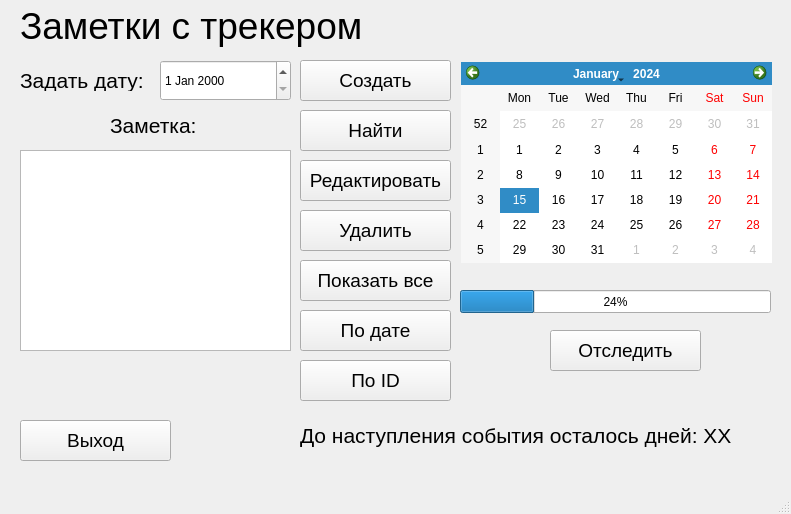
Qt form tracker.ui (Garde2/py_notes) before a commit.
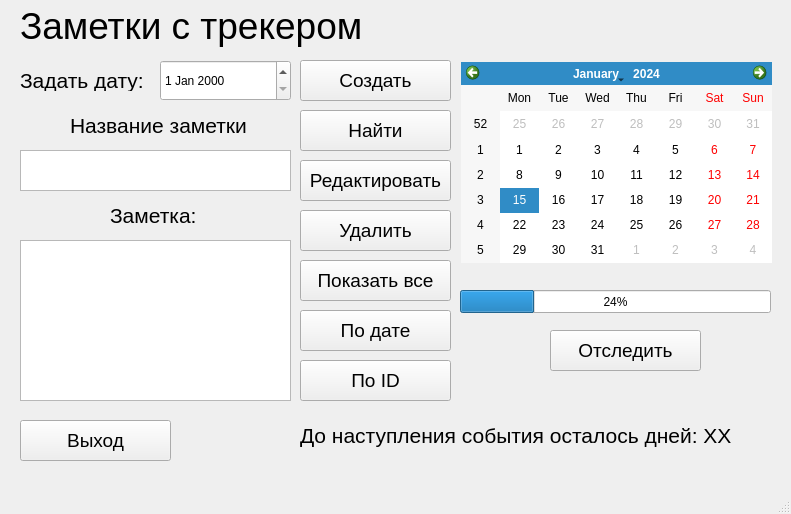
The same form after that commit.

The edit to the form file:
```diff
--- a/tracker.ui
+++ b/tracker.ui
@@ -59,9 +59,9 @@
     <property name="geometry">
      <rect>
       <x>20</x>
-      <y>150</y>
+      <y>240</y>
       <width>271</width>
-      <height>201</height>
+      <height>161</height>
      </rect>
     </property>
    </widget>
@@ -69,7 +69,7 @@
     <property name="geometry">
      <rect>
       <x>110</x>
-      <y>110</y>
+      <y>200</y>
       <width>101</width>
       <height>31</height>
      </rect>
@@ -291,6 +291,34 @@
      <string>Выход</string>
     </property>
    </widget>
+   <widget class="QPlainTextEdit" name="plainTextEdit_2">
+    <property name="geometry">
+     <rect>
+      <x>20</x>
+      <y>150</y>
+      <width>271</width>
+      <height>41</height>
+     </rect>
+    </property>
+   </widget>
+   <widget class="QLabel" name="label_5">
+    <property name="geometry">
+     <rect>
+      <x>70</x>
+      <y>110</y>
+      <width>201</width>
+      <height>31</height>
+     </rect>
+    </property>
+    <property name="font">
+     <font>
+      <pointsize>16</pointsize>
+     </font>
+    </property>
+    <property name="text">
+     <string>Название заметки</string>
+    </property>
+   </widget>
   </widget>
   <widget class="QMenuBar" name="menubar">
    <property name="geometry">
```
